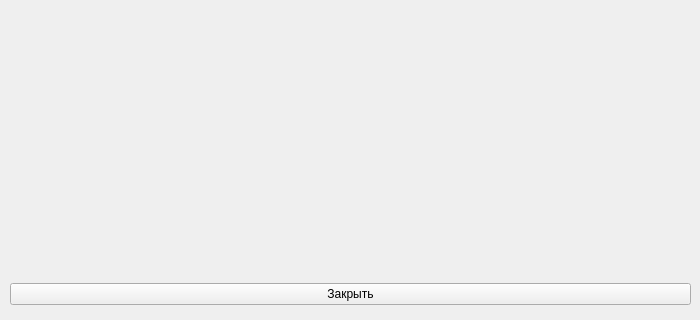
Qt form gui08/finder/main_window.ui (bazyak/gui) before a commit; both pictures show x 0 to 700 and y 315 to 635 of the 700 by 635 pixel window.
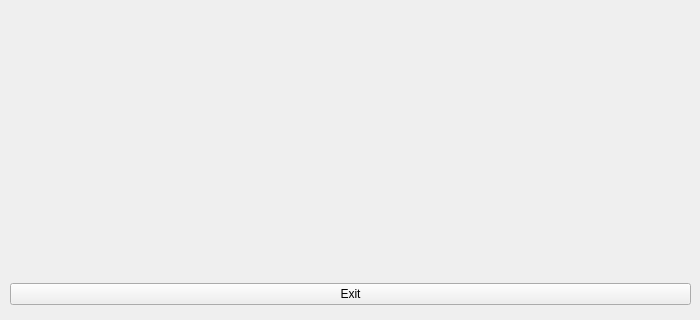
The same form after that commit.

Patch:
```diff
--- a/gui08/finder/main_window.ui
+++ b/gui08/finder/main_window.ui
@@ -36,7 +36,7 @@
      <item>
       <widget class="QPushButton" name="exit_button">
        <property name="text">
-        <string>Закрыть</string>
+        <string>Exit</string>
        </property>
       </widget>
      </item>
```
Left out of the diff: 4 changed lines with no effect on the pictures.
